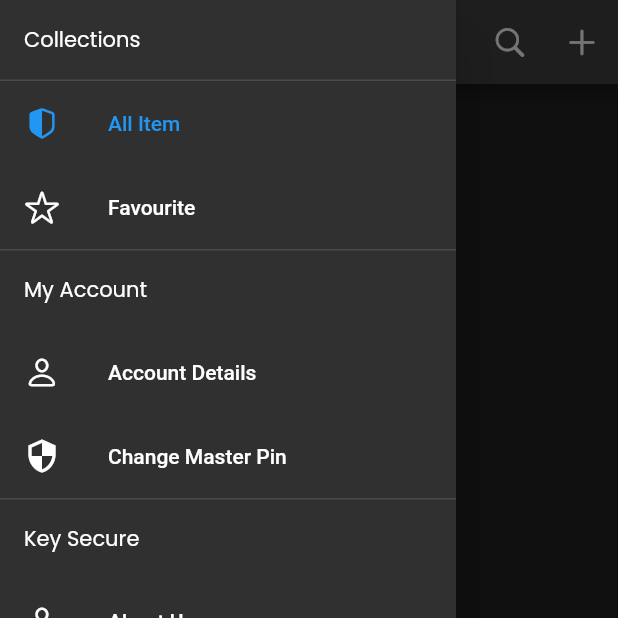
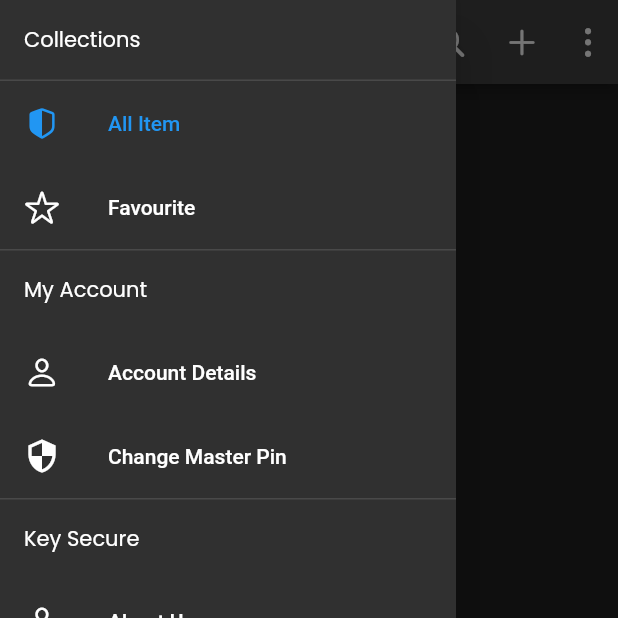
Before and after one commit to alokhegde2/key-secure, a Flutter app: the HomePage screen opened directly, with the side drawer open, on a phone screen of 412 x 824 dp, the top half of it. Run offline on Flutter 3.47's test engine with Material 2 defaults, Android fonts, the phone set to English and light mode, and no system bars; our stand-ins replace animated_splash_screen, flutter_svg, get, get_storage, google_fonts, jwt_decoder; missing offline and left inert: clipboard; accounts and stored records are empty; Roboto replaces fonts that are missing (Ubuntu).

Commit message:
Added PopupMenuButton for refresh

```diff
--- a/key_secure/lib/views/home_page.dart
+++ b/key_secure/lib/views/home_page.dart
@@ -3,7 +3,6 @@ import 'package:flutter/material.dart';
 import 'package:get/get.dart';
 import 'package:google_fonts/google_fonts.dart';
 import 'package:key_secure/controllers/password_controller.dart';
-import 'package:key_secure/controllers/user_controller.dart';
 import 'package:key_secure/views/add_password.dart';
 import 'package:key_secure/views/all_items.dart';
 import 'package:key_secure/views/auth/login/master_pass.dart';
@@ -26,7 +25,7 @@ class _HomePageState extends State<HomePage> {
     return Scaffold(
         appBar: AppBar(
           title: InkWell(
-          onTap: (){
+            onTap: () {
               Get.to(MasterPass());
             },
             child: Text(
@@ -34,14 +33,14 @@ class _HomePageState extends State<HomePage> {
               style: GoogleFonts.ubuntu(color: Colors.white),
             ),
           ),
-        centerTitle: true,
+          // centerTitle: true,
           actions: [
-          IconButton(
-            icon: Icon(CupertinoIcons.refresh),
-            onPressed: () {
-              passwordController.onInit();
-            },
-          ),
+            // IconButton(
+            //   icon: Icon(CupertinoIcons.refresh),
+            //   onPressed: () {
+            //     passwordController.onInit();
+            //   },
+            // ),
             IconButton(
               icon: Icon(CupertinoIcons.search),
               onPressed: () {
@@ -53,6 +52,33 @@ class _HomePageState extends State<HomePage> {
                 onPressed: () {
                   Get.to(AddPassword());
                 }),
+            PopupMenuButton(
+              child: Center(child: Padding(
+                padding: const EdgeInsets.all(8.0),
+                child: Icon(CupertinoIcons.ellipsis_vertical),
+              )),
+              itemBuilder: (context) => [
+                PopupMenuItem(
+                  value: 1,
+                  child: Text("Refresh"),
+                ),
+                PopupMenuItem(
+                  value: 2,
+                  child: Text("Settings"),
+                ),
+              ],
+              onSelected: (value) {
+                switch (value) {
+                  case 1:
+                    passwordController.onInit();
+                    break;
+                  case 2:
+                    print("Value 2");
+                    break;
+                  default:
+                }
+              },
+            ),
           ],
         ),
         drawer: SafeArea(
@@ -145,15 +171,19 @@ class _HomePageState extends State<HomePage> {
                         selectDestination(7);
                         box.erase();
                         Get.off(MainAuth());
-                    }
-                ),
+                      }),
                 ],
               ),
             ),
           ),
         ),
-      body: AllItems(),
-    );
+        body: Obx(
+          () => (passwordController.passwordList.length != 0)
+              ? AllItems()
+              : Center(
+                  child: Text("Nothing Found"),
+                ),
+        ));
   }
 
   void selectDestination(int index) {
```
Lines whose indentation alone changed are shown as unchanged.
